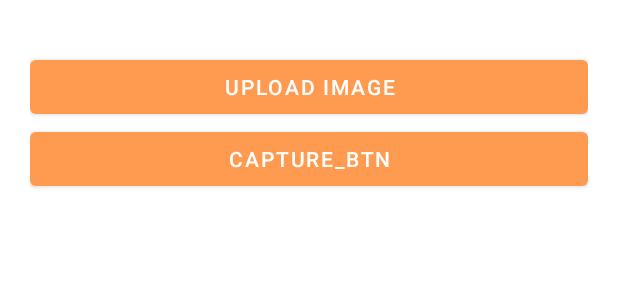
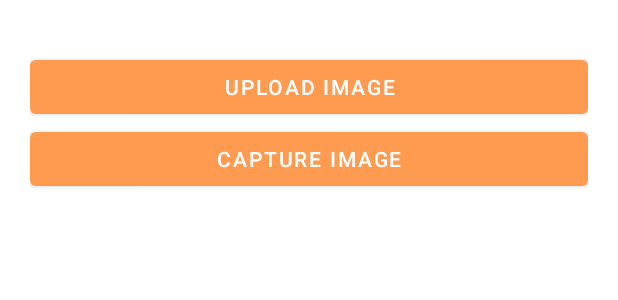
Before and after one commit to 10sth01/skinid-app, an Android app built with Jetpack Compose: the layout imagepopup.xml on its own in the app's theme, with its tools: preview values and no code run, on a phone screen of 412 x 824 dp. Shown: the top 300 px of the screen. Run offline under Robolectric (Android 15) with nearby library versions, the phone set to English and light mode, and no system bars.

Commit message:
Removed hardcoded strings

```diff
--- a/app/src/main/res/layout/imagepopup.xml
+++ b/app/src/main/res/layout/imagepopup.xml
@@ -24,7 +24,7 @@
             android:id="@+id/capture_button"
             android:layout_width="match_parent"
             android:layout_height="wrap_content"
-            android:text="capture_btn"/>
+            android:text="@string/capture_btn"/>
 
     </LinearLayout>
 
```
